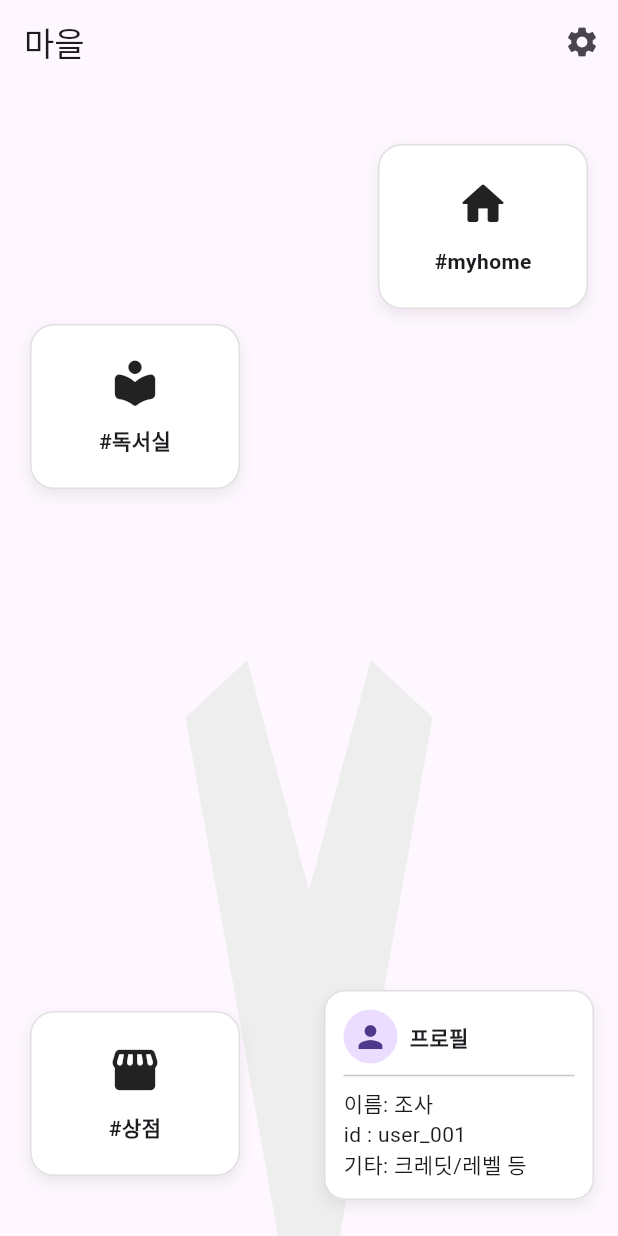
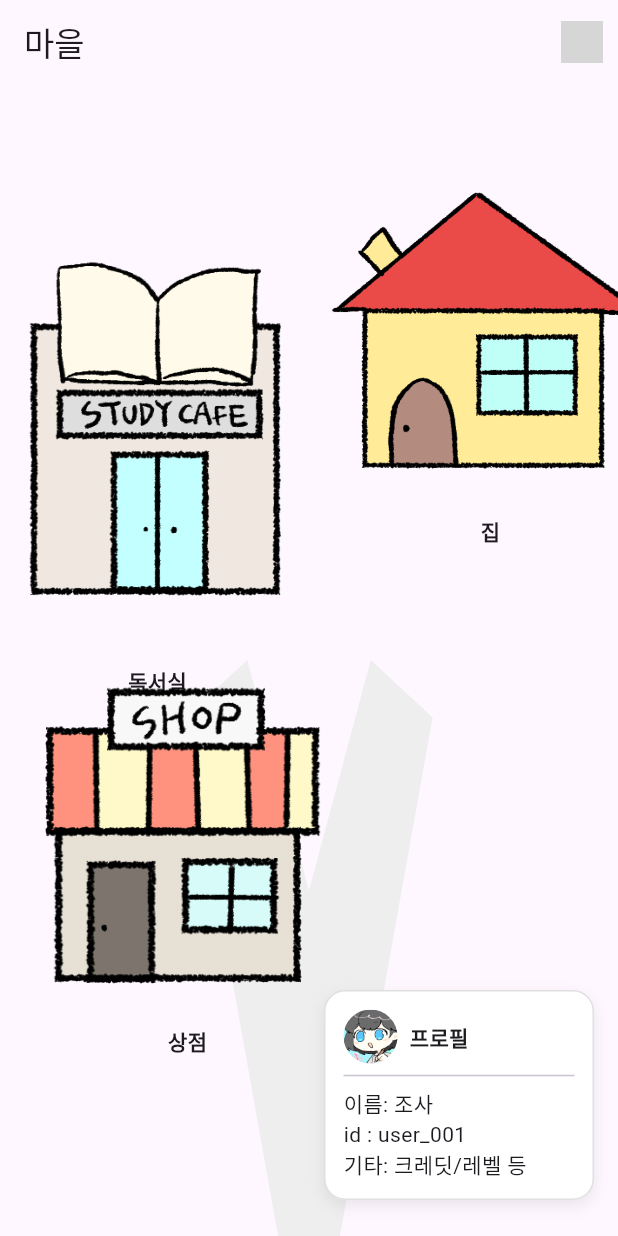
Before and after one commit to hwee1017/simeji, a Flutter app: the VillageHubPage screen opened directly, on a phone screen of 412 x 824 dp. Run offline on Flutter 3.47's test engine with Material 3 defaults, Android fonts, the light colour scheme and no system bars; our stand-ins replace hive_flutter; accounts and stored records are empty; grey boxes are pictures that could not be loaded.

Commit message:
Add files via upload
아이콘 다 사진으로 대체했고요 흠 이제 배경이랑 방꾸미기 만들게여

```diff
--- a/lib/StopWatch.dart
+++ b/lib/StopWatch.dart
@@ -252,7 +252,7 @@ class _StudyTimerScreenState extends State<StudyTimerScreen> {
     return Scaffold(
       appBar: AppBar(
         leading: IconButton(
-          icon: const Icon(Icons.arrow_back_ios_new),
+          icon: const Icon(Icons.arrow_back),
           onPressed: _handleExit,
         ),
         title: Text(isStudy ? '공부 중 ⏱' : '휴식 중 ☕'),
--- a/lib/vilage_hub_page.dart
+++ b/lib/vilage_hub_page.dart
@@ -28,22 +28,25 @@ class _VillageHubPageState extends State<VillageHubPage> {
   }
 
   @override
-  @override
   Widget build(BuildContext context) {
     return Scaffold(
       appBar: AppBar(
         title: const Text('마을'),
         actions: [
           IconButton(
-            icon: const Icon(Icons.settings),
+            icon: Image.asset(
+              'assets/setting.png', // 👉 넣고 싶은 이미지 경로
+              width: 28,
+              height: 28,
+            ),
             onPressed: () {
-              // TODO: 설정 화면 이동 (필요시)
               Navigator.push(
                 context,
                 MaterialPageRoute(builder: (_) => const SettingsPage()),
               );
             },
           ),
+
         ],
       ),
       body: Stack(
@@ -53,11 +56,9 @@ class _VillageHubPageState extends State<VillageHubPage> {
 
           // #myhome 타일
           Positioned(
-            right: 20,
-            top: 40,
-            child: _VillageTile(
-              icon: Icons.home_rounded,
-              label: '#myhome',
+            right: -30,
+            top: 50,
+            child: GestureDetector(
               onTap: () async {
                 // 현재 옷 정보 전달
                 final result = await Navigator.push(
@@ -77,49 +78,92 @@ class _VillageHubPageState extends State<VillageHubPage> {
                   });
                 }
               },
+              child: Column(
+                mainAxisSize: MainAxisSize.min,
+                children: [
+                  Image.asset(
+                    'assets/home.png', // 이미지 파일 경로
+                    width: 230, // 원하는 크기로 조정
+                    height: 230,
+                  ),
+                  const SizedBox(height: 8),
+                  const Text(
+                    '집',
+                    style: TextStyle(fontWeight: FontWeight.bold),
+                  ),
+                ],
+              ),
             ),
           ),
           // #독서실 타일 (왼쪽 중단)
           Positioned(
-            left: 20,
-            top: 160,
-            child: _VillageTile(
-              icon: Icons.local_library_rounded,
-              label: '#독서실',
+            left: -40,
+            top: 90,
+            child: GestureDetector(
               onTap: () {
-                // TODO: 독서실 화면으로 이동(아직 없으면 스낵바)
+                // 독서실 화면 이동 (준비중이면 스낵바)
                 ScaffoldMessenger.of(
                   context,
                 ).showSnackBar(const SnackBar(content: Text('독서실은 준비중입니다.')));
               },
+              child: Column(
+                mainAxisSize: MainAxisSize.min,
+                children: [
+                  Image.asset(
+                    'assets/studycafe.png', // 원하는 이미지
+                    width: 290, // 크기 조정 가능
+                    height: 290,
+                  ),
+                  const SizedBox(height: 8),
+                  const Text(
+                    '독서실',
+                    style: TextStyle(fontWeight: FontWeight.bold),
+                  ),
+                ],
+              ),
             ),
           ),
 
+
           // #상점 타일 (왼쪽 하단)
           Positioned(
-            left: 20,
-            bottom: 40,
-            child: _VillageTile(
-              icon: Icons.storefront_rounded,
-              label: '#상점',
+  left: 10,
+  bottom: 120,
+  child: GestureDetector(
     onTap: () async {
       final result = await Navigator.push(
         context,
         MaterialPageRoute(
-                    builder: (_) =>
-                        StorePage(hair: hair, closet: closet, face: face),
+          builder: (_) => StorePage(hair: hair, closet: closet, face: face),
         ),
       );
 
-                // StorePage에서 업데이트된 값 반영
       if (result != null) {
+        setState(() {
           hair = result['hair'];
           closet = result['closet'];
           face = result['face'];
+        });
       }
     },
+    child: Column(
+      mainAxisSize: MainAxisSize.min,
+      children: [
+        Image.asset(
+            'assets/shop.png',
+            width: 230,
+            height: 230,
+          ),
+          const SizedBox(height: 8),
+          const Text(
+            '상점',
+            style: TextStyle(fontWeight: FontWeight.bold),
+                ),
+              ],
             ),
           ),
+          ),
+
 
 
           // 오른쪽 하단 프로필 카드(간단 UI)
@@ -140,35 +184,33 @@ class _VillageHubPageState extends State<VillageHubPage> {
 
 
 class _VillageTile extends StatelessWidget {
-  final IconData icon;
+   final String imagePath; // 이미지 경로
   final String label;
   final VoidCallback onTap;
-  const _VillageTile({required this.icon, required this.label, required this.onTap, super.key});
+
+  const _VillageTile({
+    required this.imagePath,
+    required this.label,
+    required this.onTap,
+    super.key,
+  });
 
   @override
   Widget build(BuildContext context) {
-    return InkWell(
-      borderRadius: BorderRadius.circular(16),
+    return Column(
+      mainAxisSize: MainAxisSize.min,
+      children: [
+        GestureDetector(
           onTap: onTap,
-      child: Container(
-        width: 140,
-        height: 110,
-        padding: const EdgeInsets.all(12),
-        decoration: BoxDecoration(
-          color: Colors.white,
-          borderRadius: BorderRadius.circular(16),
-          boxShadow: [BoxShadow(color: Colors.black.withOpacity(0.08), blurRadius: 8, offset: const Offset(0, 4))],
-          border: Border.all(color: Colors.black12),
+          child: Image.asset(
+            imagePath, // 기존 icon 대신 imagePath 사용
+            width: 64, // 원하는 크기로 조정
+            height: 64,
           ),
-        child: Column(
-          mainAxisAlignment: MainAxisAlignment.center,
-          children: [
-            Icon(icon, size: 36),
-            const SizedBox(height: 10),
+        ),
+        const SizedBox(height: 8),
         Text(label, style: const TextStyle(fontWeight: FontWeight.bold)),
       ],
-        ),
-      ),
     );
   }
 }
@@ -194,7 +236,10 @@ class _ProfileCard extends StatelessWidget {
         crossAxisAlignment: CrossAxisAlignment.start,
         children: [
           Row(children: const [
-            CircleAvatar(radius: 18, child: Icon(Icons.person)),
+            CircleAvatar(
+              radius: 18,
+              backgroundImage: AssetImage('assets/profile1.png'), // 이미지 경로
+            ),
             SizedBox(width: 8),
             Text('프로필', style: TextStyle(fontWeight: FontWeight.bold)),
           ]),
```
Also changed, not shown: lib/Chat.dart (+41 -8 lines), lib/closestpage.dart (+10 -4 lines), lib/main.dart (+44 -12 lines). Lines whose indentation alone changed are shown as unchanged.
